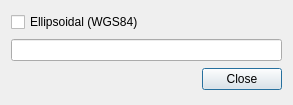
Qt form qgis/src/ui/qgsdisplayanglebase.ui (sourcepole/qgis) before a commit.
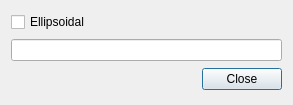
The same form after that commit.

The edit to the form file:
```diff
--- a/qgis/src/ui/qgsdisplayanglebase.ui
+++ b/qgis/src/ui/qgsdisplayanglebase.ui
@@ -47,7 +47,7 @@
    <item row="0" column="0">
     <widget class="QCheckBox" name="mcbProjectionEnabled">
      <property name="text">
-      <string>Ellipsoidal (WGS84)</string>
+      <string>Ellipsoidal</string>
      </property>
     </widget>
    </item>
```
